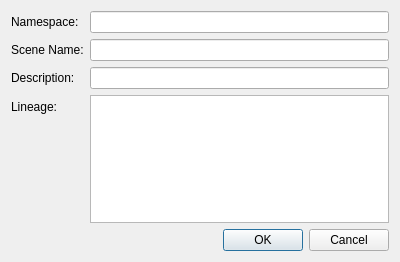
The window that common/include/tesseract_qt/common/widgets/create_child_component_info_dialog.ui (tesseract-robotics/tesseract_qt) describes before a commit, drawn with Qt 5.
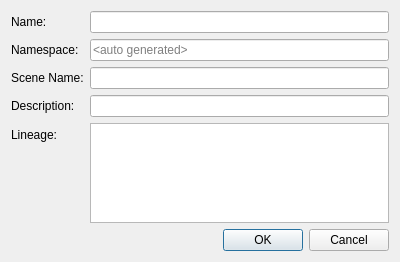
The same window after the commit.

```diff
--- a/common/include/tesseract_qt/common/widgets/create_child_component_info_dialog.ui
+++ b/common/include/tesseract_qt/common/widgets/create_child_component_info_dialog.ui
@@ -14,52 +14,51 @@
    <string>Dialog</string>
   </property>
   <layout class="QFormLayout" name="formLayout">
-   <item row="0" column="1">
+   <item row="1" column="1">
     <widget class="QLineEdit" name="ns_line_edit">
+     <property name="text">
+      <string/>
+     </property>
      <property name="readOnly">
       <bool>true</bool>
      </property>
-    </widget>
-   </item>
-   <item row="0" column="0">
-    <widget class="QLabel" name="ns_label">
-     <property name="text">
-      <string>Namespace:</string>
+     <property name="placeholderText">
+      <string>&lt;auto generated&gt;</string>
      </property>
     </widget>
    </item>
-   <item row="1" column="0">
+   <item row="2" column="0">
     <widget class="QLabel" name="scene_name_label">
      <property name="text">
       <string>Scene Name:</string>
      </property>
     </widget>
    </item>
-   <item row="1" column="1">
-    <widget class="QLineEdit" name="scene_name_line_edit">
-     <property name="readOnly">
-      <bool>true</bool>
-     </property>
-    </widget>
-   </item>
    <item row="2" column="1">
+    <widget class="QLineEdit" name="scene_name_line_edit">
+     <property name="readOnly">
+      <bool>true</bool>
+     </property>
+    </widget>
+   </item>
+   <item row="3" column="1">
     <widget class="QLineEdit" name="description_line_edit"/>
    </item>
-   <item row="2" column="0">
+   <item row="3" column="0">
     <widget class="QLabel" name="description_label">
      <property name="text">
       <string>Description:</string>
      </property>
     </widget>
    </item>
-   <item row="3" column="0">
+   <item row="4" column="0">
     <widget class="QLabel" name="lineage_label">
      <property name="text">
       <string>Lineage:</string>
      </property>
     </widget>
    </item>
-   <item row="4" column="1">
+   <item row="5" column="1">
     <widget class="QDialogButtonBox" name="buttonBox">
      <property name="orientation">
       <enum>Qt::Horizontal</enum>
@@ -69,13 +68,30 @@
      </property>
     </widget>
    </item>
-   <item row="3" column="1">
+   <item row="4" column="1">
     <widget class="QListView" name="lineage_list_view">
      <property name="editTriggers">
       <set>QAbstractItemView::NoEditTriggers</set>
      </property>
     </widget>
    </item>
+   <item row="0" column="1">
+    <widget class="QLineEdit" name="name_line_edit"/>
+   </item>
+   <item row="0" column="0">
+    <widget class="QLabel" name="name_label">
+     <property name="text">
+      <string>Name:</string>
+     </property>
+    </widget>
+   </item>
+   <item row="1" column="0">
+    <widget class="QLabel" name="ns_label">
+     <property name="text">
+      <string>Namespace:</string>
+     </property>
+    </widget>
+   </item>
   </layout>
  </widget>
  <resources/>
```
